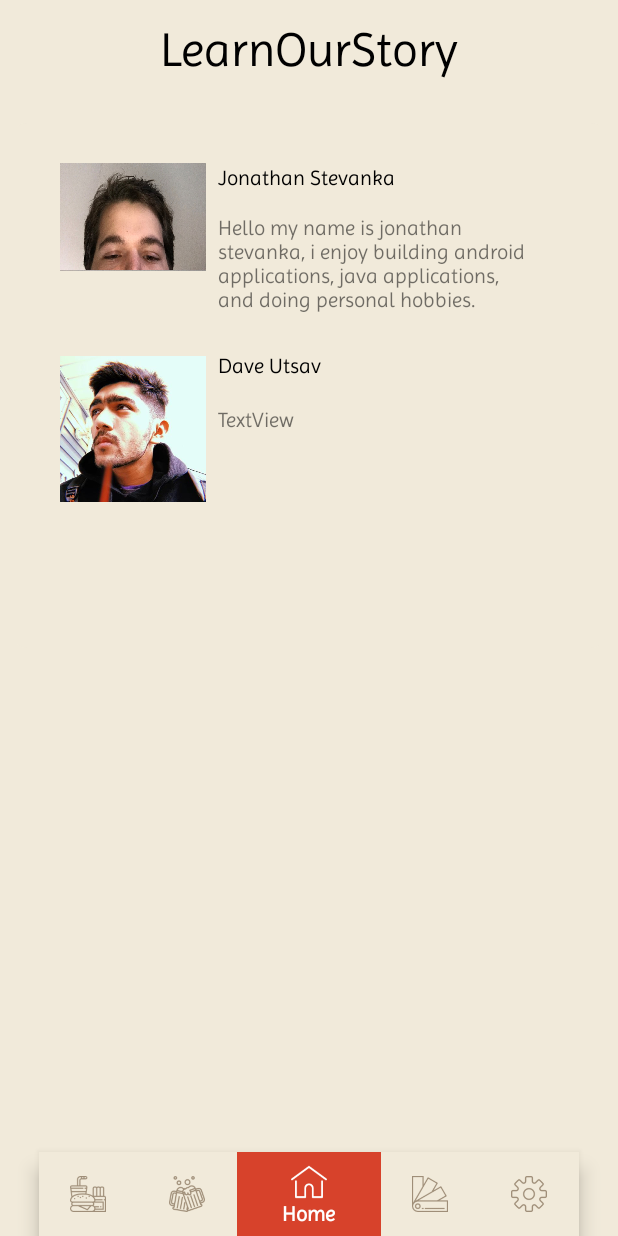
After one commit to JonathanStevanka143/BeerCheer, an Android app: the fragment learnOurStory placed in its activity, on a phone screen of 412 x 824 dp. The commit adds this screen. Run offline under Robolectric (Android 15) with nearby library versions, the phone set to English and light mode, and no system bars.

Commit message:
created the learn our story content

```diff
--- a/app/src/main/java/com/example/utsav/beercheer/MainActivity.java
+++ b/app/src/main/java/com/example/utsav/beercheer/MainActivity.java
@@ -16,7 +16,8 @@ public class MainActivity extends AppCompatActivity implements
         SettingsFragment.OnFragmentInteractionListener,
         homeScreenFragment.OnFragmentInteractionListener,
         CombinationFragment.OnFragmentInteractionListener,
-        BeerColorFragment.OnFragmentInteractionListener
+        BeerColorFragment.OnFragmentInteractionListener,
+        learnOurStory.OnFragmentInteractionListener
 {
 
     private TextView mTextMessage;
--- a/app/src/main/java/com/example/utsav/beercheer/PreferenceFragment.java
+++ b/app/src/main/java/com/example/utsav/beercheer/PreferenceFragment.java
@@ -29,8 +29,20 @@ public class PreferenceFragment extends PreferenceFragmentCompat
         Preference callPreference = findPreference("call");
         Preference licensePreference = findPreference("license");
         Preference creditsPreference = findPreference("credits");
+        Preference learnOurStory = findPreference("aboutUs");
+        Preference locationPreference = findPreference("location");
 
-        Preference locationPreference = findPreference("location");
+
+        learnOurStory.setOnPreferenceClickListener(new Preference.OnPreferenceClickListener() {
+            @Override
+            public boolean onPreferenceClick(Preference preference) {
+                transaction = fm.beginTransaction();
+                transaction.replace(R.id.settingsFragment, new learnOurStory());
+                transaction.addToBackStack(null);
+                transaction.commit();
+                return false;
+            }
+        });
 
         locationPreference.setOnPreferenceClickListener(new Preference.OnPreferenceClickListener() {
             @Override
--- /dev/null
+++ b/app/src/main/java/com/example/utsav/beercheer/learnOurStory.java
@@ -0,0 +1,108 @@
+package com.example.utsav.beercheer;
+
+import android.content.Context;
+import android.net.Uri;
+import android.os.Bundle;
+import android.support.v4.app.Fragment;
+import android.view.LayoutInflater;
+import android.view.View;
+import android.view.ViewGroup;
+
+
+/**
+ * A simple {@link Fragment} subclass.
+ * Activities that contain this fragment must implement the
+ * {@link learnOurStory.OnFragmentInteractionListener} interface
+ * to handle interaction events.
+ * Use the {@link learnOurStory#newInstance} factory method to
+ * create an instance of this fragment.
+ */
+public class learnOurStory extends Fragment {
+    // TODO: Rename parameter arguments, choose names that match
+    // the fragment initialization parameters, e.g. ARG_ITEM_NUMBER
+    private static final String ARG_PARAM1 = "param1";
+    private static final String ARG_PARAM2 = "param2";
+
+    // TODO: Rename and change types of parameters
+    private String mParam1;
+    private String mParam2;
+
+    private OnFragmentInteractionListener mListener;
+
+    public learnOurStory() {
+        // Required empty public constructor
+    }
+
+    /**
+     * Use this factory method to create a new instance of
+     * this fragment using the provided parameters.
+     *
+     * @param param1 Parameter 1.
+     * @param param2 Parameter 2.
+     * @return A new instance of fragment learnOurStory.
+     */
+    // TODO: Rename and change types and number of parameters
+    public static learnOurStory newInstance(String param1, String param2) {
+        learnOurStory fragment = new learnOurStory();
+        Bundle args = new Bundle();
+        args.putString(ARG_PARAM1, param1);
+        args.putString(ARG_PARAM2, param2);
+        fragment.setArguments(args);
+        return fragment;
+    }
+
+    @Override
+    public void onCreate(Bundle savedInstanceState) {
+        super.onCreate(savedInstanceState);
+        if (getArguments() != null) {
+            mParam1 = getArguments().getString(ARG_PARAM1);
+            mParam2 = getArguments().getString(ARG_PARAM2);
+        }
+    }
+
+    @Override
+    public View onCreateView(LayoutInflater inflater, ViewGroup container,
+                             Bundle savedInstanceState) {
+        // Inflate the layout for this fragment
+        return inflater.inflate(R.layout.fragment_learn_our_story, container, false);
+    }
+
+    // TODO: Rename method, update argument and hook method into UI event
+    public void onButtonPressed(Uri uri) {
+        if (mListener != null) {
+            mListener.onFragmentInteraction(uri);
+        }
+    }
+
+    @Override
+    public void onAttach(Context context) {
+        super.onAttach(context);
+        if (context instanceof OnFragmentInteractionListener) {
+            mListener = (OnFragmentInteractionListener) context;
+        } else {
+            throw new RuntimeException(context.toString()
+                    + " must implement OnFragmentInteractionListener");
+        }
+    }
+
+    @Override
+    public void onDetach() {
+        super.onDetach();
+        mListener = null;
+    }
+
+    /**
+     * This interface must be implemented by activities that contain this
+     * fragment to allow an interaction in this fragment to be communicated
+     * to the activity and potentially other fragments contained in that
+     * activity.
+     * <p>
+     * See the Android Training lesson <a href=
+     * "http://developer.android.com/training/basics/fragments/communicating.html"
+     * >Communicating with Other Fragments</a> for more information.
+     */
+    public interface OnFragmentInteractionListener {
+        // TODO: Update argument type and name
+        void onFragmentInteraction(Uri uri);
+    }
+}
--- /dev/null
+++ b/app/src/main/res/drawable/button_layout_learnourstory.xml
@@ -0,0 +1,10 @@
+<?xml version="1.0" encoding="utf-8"?>
+<shape xmlns:android="http://schemas.android.com/apk/res/android"
+    android:shape="rectangle">
+    <corners
+        android:topLeftRadius="15dp"
+        android:bottomLeftRadius="15dp"
+        android:topRightRadius="15dp"
+        android:bottomRightRadius="15dp"/>
+    <solid android:color="@color/colorPrimary"/>
+</shape>
--- a/app/src/main/res/layout/creator_insight_layout.xml
+++ b/app/src/main/res/layout/creator_insight_layout.xml
@@ -43,7 +43,7 @@
         android:layout_marginEnd="20dp"
         android:textAlignment="textStart"
         android:textColor="#000000"
-        android:textSize="16sp"
+        android:textSize="24sp"
         app:layout_constraintEnd_toEndOf="@+id/imageView3"
         app:layout_constraintStart_toStartOf="@+id/imageView3"
         app:layout_constraintTop_toBottomOf="@+id/creatorNamee" />
--- /dev/null
+++ b/app/src/main/res/layout/fragment_learn_our_story.xml
@@ -0,0 +1,135 @@
+<?xml version="1.0" encoding="utf-8"?>
+<android.support.constraint.ConstraintLayout xmlns:android="http://schemas.android.com/apk/res/android"
+    xmlns:app="http://schemas.android.com/apk/res-auto"
+    xmlns:tools="http://schemas.android.com/tools"
+    android:layout_width="match_parent"
+    android:layout_height="match_parent"
+    android:background="@color/colorPrimary2"
+    tools:context=".learnOurStory">
+
+    <!-- TODO: Update blank fragment layout -->
+
+    <ScrollView
+        android:layout_width="match_parent"
+        android:layout_height="match_parent"
+        app:layout_constraintBottom_toBottomOf="parent"
+        app:layout_constraintEnd_toEndOf="parent"
+        app:layout_constraintStart_toStartOf="parent"
+        app:layout_constraintTop_toTopOf="parent">
+
+        <android.support.constraint.ConstraintLayout
+            android:layout_width="match_parent"
+            android:layout_height="wrap_content">
+
+            <ImageView
+                android:id="@+id/imageView12"
+                android:layout_width="0dp"
+                android:layout_height="350dp"
+                android:layout_marginStart="8dp"
+                android:layout_marginTop="26dp"
+                android:layout_marginEnd="8dp"
+                android:src="@drawable/bottom_sheet_layout"
+                app:layout_constraintBottom_toBottomOf="parent"
+                app:layout_constraintEnd_toEndOf="parent"
+                app:layout_constraintHorizontal_bias="1.0"
+                app:layout_constraintStart_toStartOf="parent"
+                app:layout_constraintTop_toBottomOf="@+id/textView18"
+                app:layout_constraintVertical_bias="0.0" />
+
+            <TextView
+                android:id="@+id/textView18"
+                android:layout_width="0dp"
+                android:layout_height="42dp"
+                android:layout_marginStart="8dp"
+                android:layout_marginTop="14dp"
+                android:layout_marginEnd="8dp"
+                android:text="LearnOurStory"
+                android:textAlignment="center"
+                android:textColor="@android:color/black"
+                android:textSize="32sp"
+                app:layout_constraintEnd_toEndOf="parent"
+                app:layout_constraintHorizontal_bias="0.0"
+                app:layout_constraintStart_toStartOf="parent"
+                app:layout_constraintTop_toTopOf="parent" />
+
+            <ImageView
+                android:id="@+id/imageView10"
+                android:layout_width="97dp"
+                android:layout_height="101dp"
+                android:layout_marginStart="32dp"
+                android:layout_marginTop="12dp"
+                android:src="@drawable/me"
+                app:layout_constraintStart_toStartOf="@+id/imageView12"
+                app:layout_constraintTop_toTopOf="@+id/imageView12" />
+
+            <TextView
+                android:id="@+id/textView19"
+                android:layout_width="205dp"
+                android:layout_height="88dp"
+                android:layout_marginStart="8dp"
+                android:layout_marginTop="5dp"
+                android:layout_marginEnd="8dp"
+                android:scrollbars="none"
+                android:text="Hello my name is jonathan stevanka, i enjoy building android applications, java applications, and doing personal hobbies."
+                app:layout_constraintEnd_toEndOf="@+id/imageView12"
+                app:layout_constraintHorizontal_bias="0.0"
+                app:layout_constraintStart_toEndOf="@+id/imageView10"
+                app:layout_constraintTop_toBottomOf="@+id/textView22" />
+
+            <ImageView
+                android:id="@+id/imageView11"
+                android:layout_width="97dp"
+                android:layout_height="101dp"
+                android:layout_marginStart="32dp"
+                android:layout_marginTop="40dp"
+                android:src="@drawable/dave"
+                app:layout_constraintStart_toStartOf="@+id/imageView12"
+                app:layout_constraintTop_toBottomOf="@+id/imageView10" />
+
+            <TextView
+                android:id="@+id/textView20"
+                android:layout_width="205dp"
+                android:layout_height="58dp"
+                android:layout_marginStart="8dp"
+                android:layout_marginTop="8dp"
+                android:layout_marginEnd="8dp"
+                android:text="TextView"
+                app:layout_constraintEnd_toEndOf="parent"
+                app:layout_constraintHorizontal_bias="0.0"
+                app:layout_constraintStart_toEndOf="@+id/imageView11"
+                app:layout_constraintTop_toBottomOf="@+id/textView21" />
+
+            <TextView
+                android:id="@+id/textView21"
+                android:layout_width="205dp"
+                android:layout_height="28dp"
+                android:layout_marginStart="8dp"
+                android:layout_marginTop="4dp"
+                android:layout_marginEnd="8dp"
+                android:text="Dave Utsav"
+                android:textColor="@android:color/black"
+                app:layout_constraintEnd_toEndOf="@+id/imageView12"
+                app:layout_constraintHorizontal_bias="0.0"
+                app:layout_constraintStart_toEndOf="@+id/imageView11"
+                app:layout_constraintTop_toBottomOf="@+id/textView19" />
+
+            <TextView
+                android:id="@+id/textView22"
+                android:layout_width="205dp"
+                android:layout_height="28dp"
+                android:layout_marginStart="8dp"
+                android:layout_marginTop="28dp"
+                android:layout_marginEnd="8dp"
+                android:fontFamily="@font/imprima"
+                android:text="Jonathan Stevanka"
+                android:textColor="@android:color/black"
+                app:layout_constraintEnd_toEndOf="@+id/imageView12"
+                app:layout_constraintHorizontal_bias="0.0"
+                app:layout_constraintStart_toEndOf="@+id/imageView10"
+                app:layout_constraintTop_toTopOf="@+id/imageView12" />
+
+        </android.support.constraint.ConstraintLayout>
+    </ScrollView>
+
+
+</android.support.constraint.ConstraintLayout>
--- a/app/src/main/res/values/strings.xml
+++ b/app/src/main/res/values/strings.xml
@@ -183,5 +183,4 @@
     <string name="approx">Approx Color:</string>
 
 
-
 </resources>
```
